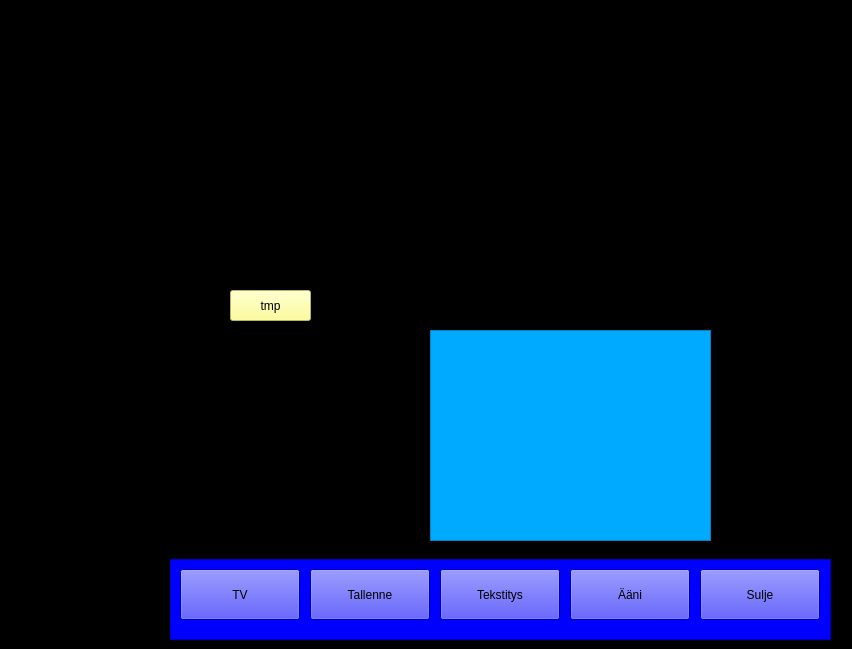
First picture: the form in paaikkuna.ui, repository janttari/pycectv3, before the edit.
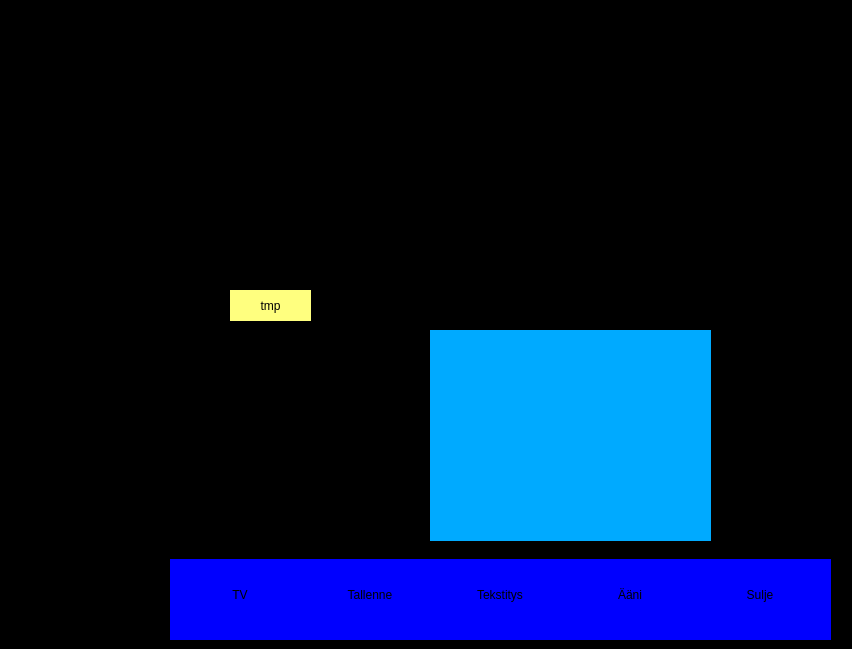
Second picture: the form after the edit.

Commit message: rm border

Patch:
```diff
--- a/paaikkuna.ui
+++ b/paaikkuna.ui
@@ -14,7 +14,8 @@
    <string>Form</string>
   </property>
   <property name="styleSheet">
-   <string notr="true">background-color: rgb(0, 0, 0);</string>
+   <string notr="true">background-color: rgb(0, 0, 0);
+border: none;</string>
   </property>
   <widget class="QFrame" name="frame_alapalkki">
    <property name="geometry">
```
